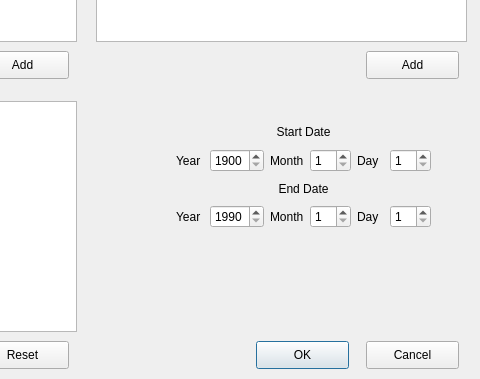
This is dialog_selectdata.ui in khafen74/av_usgs as Qt 5 draws it before an edit; both pictures show x 324 to 804 and y 219 to 598 of the 804 by 598 pixel window. The edited form follows.
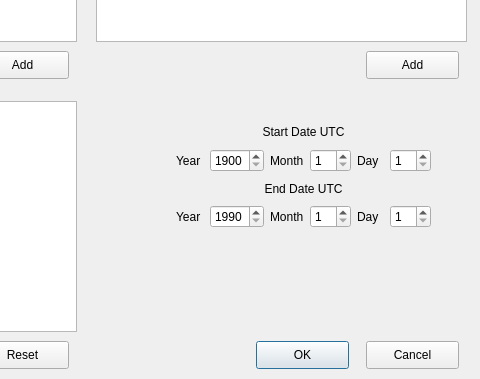
This is the edited form.

Commit message: retrieving queries form created database

Diff of the .ui file:
```diff
--- a/dialog_selectdata.ui
+++ b/dialog_selectdata.ui
@@ -80,7 +80,7 @@
        </font>
       </property>
       <property name="text">
-       <string>Start Date</string>
+       <string>Start Date UTC</string>
       </property>
       <property name="alignment">
        <set>Qt::AlignCenter</set>
@@ -156,7 +156,7 @@
        </font>
       </property>
       <property name="text">
-       <string>End Date</string>
+       <string>End Date UTC</string>
       </property>
       <property name="alignment">
        <set>Qt::AlignCenter</set>
```
Left out of the diff: 2 changed lines with no effect on the pictures. The commit also changes 7 other files.
